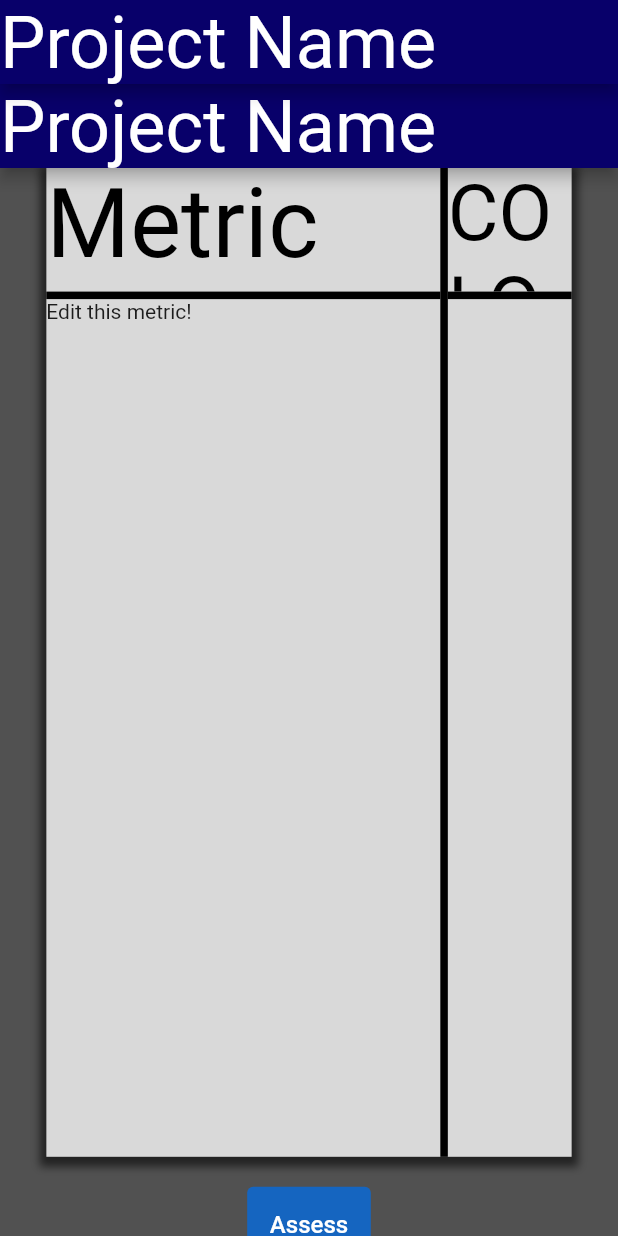
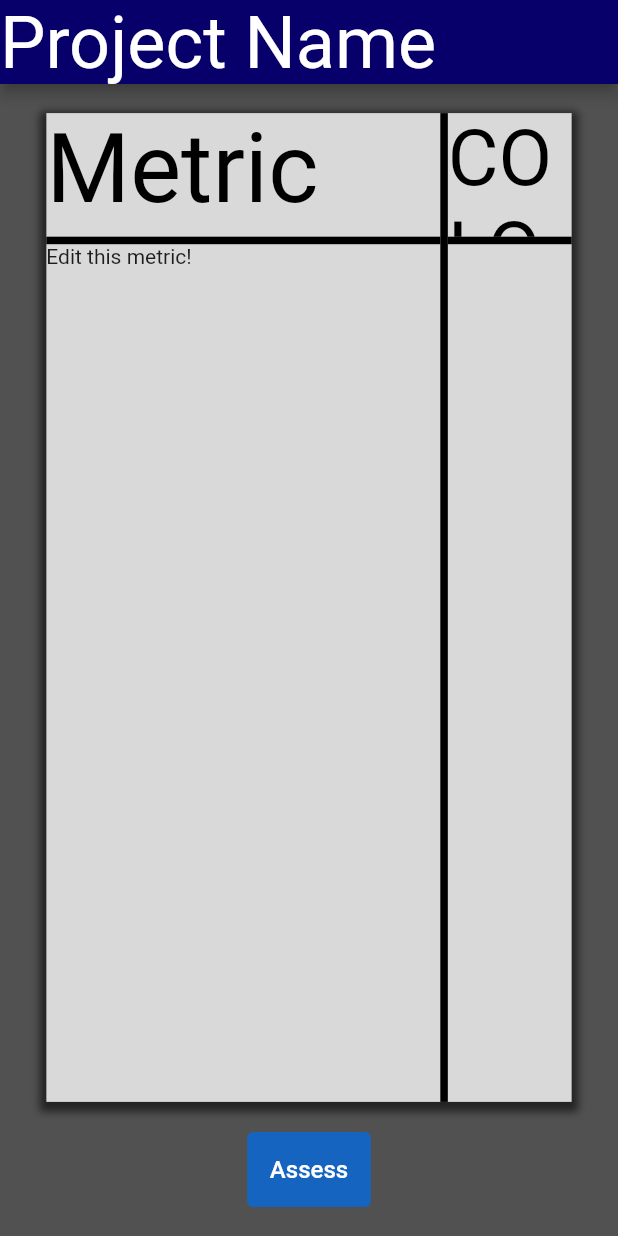
Before and after one commit to cwilson58/flutter_risk_assessment, a Flutter app: the screen it shows after launch, on a phone screen of 412 x 824 dp. Run offline on Flutter 3.47's test engine with Material 2 defaults, Android fonts, the light colour scheme and no system bars.

Commit message:
finished merge second time

```diff
--- a/lib/main.dart
+++ b/lib/main.dart
@@ -60,38 +60,7 @@
     // than having to individually change instances of widgets.
 
     return Scaffold(
-           appBar: AppBar(
-        // Here we take the value from the MyHomePage object that was created by
-        // the App.build method, and use it to set our appbar title.
-        centerTitle: true,
-        leadingWidth: 600,
-        leading: const Text(
-          "Project Name",
-          style: TextStyle(
-            color: Color(0xFFFFFFFF),
-            fontSize: 48,
-          ),
-        ),
-        title: RichText(
-          text: const TextSpan(
-              text: "Total Risk:",
-              style: TextStyle(
-                color: Color(0xFFFFFFFF),
-                fontSize: 48,
-              ),
-              children: <TextSpan>[
-                TextSpan(
-                    text: "Green",
-                    style: TextStyle(
-                      color: Color(0xFF01B100),
-                      fontSize: 48,
-                    ))
-              ]),
-        ),
-        backgroundColor: const Color(0xFF08006A),
-      ),
-      body:Container(
-        child: RiskCalculator())
+      body:Container(child: RiskCalculator())
     );
   }
 }
```
